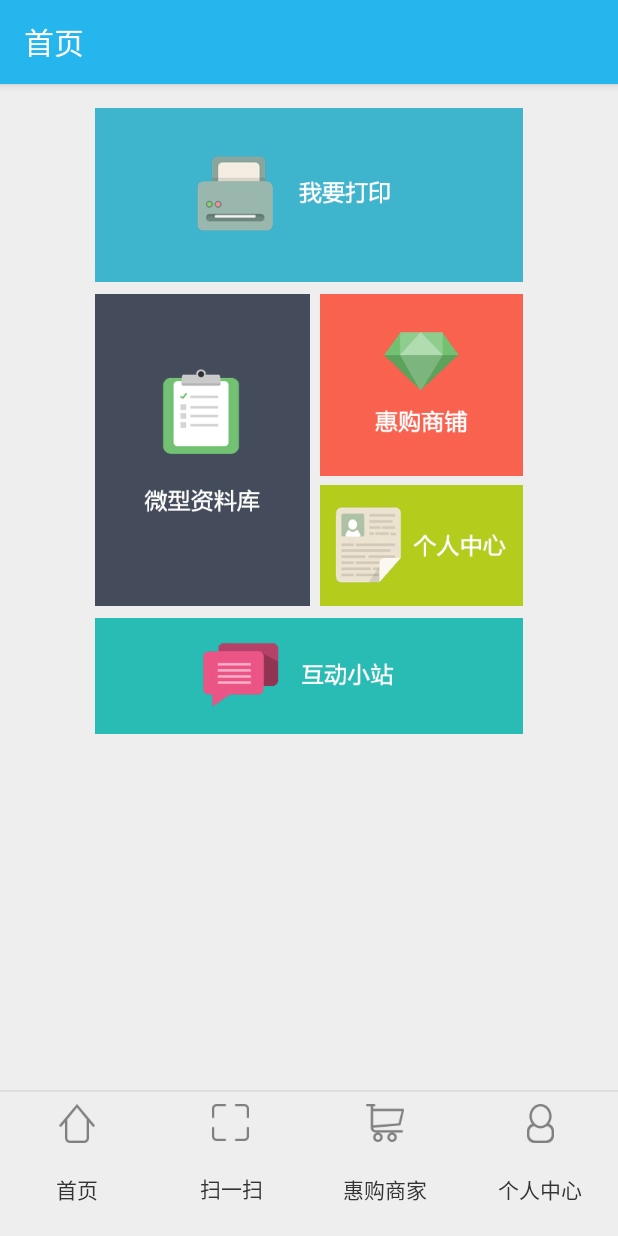
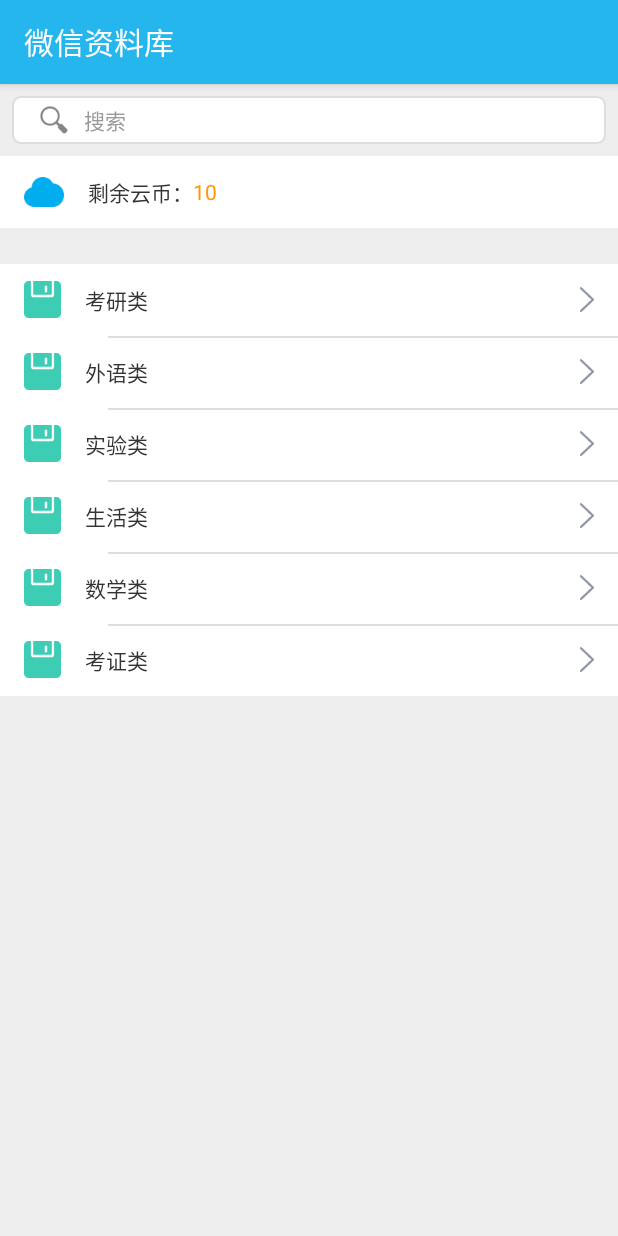
Before and after one commit to guobin1112/Yun_Android, an Android app: the screen it shows after launch (MainActivity before the commit, MicroLibraryActivity after it), after a tap on an icon or button, on a phone screen of 412 x 824 dp. Run offline under Robolectric (Android 15) with nearby library versions, the phone set to English and light mode, and no system bars.

Commit message:
micro library activity layout finish

```diff
--- a/app/src/main/AndroidManifest.xml
+++ b/app/src/main/AndroidManifest.xml
@@ -42,7 +42,7 @@
             android:name=".Activity.FileUploadActivity"
             android:label="上传文件" />
         <activity
-            android:name=".Activity.MircroLibraryActivity"
+            android:name=".Activity.MicroLibraryActivity"
             android:label="微信资料库" />
         <activity
             android:name=".Activity.RecommendActivity"
--- /dev/null
+++ b/app/src/main/java/com/yuncool/yun_android/Activity/MicroLibraryActivity.java
@@ -0,0 +1,68 @@
+package com.yuncool.yun_android.Activity;
+
+import android.os.Bundle;
+import android.support.v7.app.AppCompatActivity;
+import android.support.v7.widget.LinearLayoutManager;
+import android.support.v7.widget.RecyclerView;
+import android.widget.EditText;
+import android.widget.TextView;
+
+import com.yuncool.yun_android.R;
+import com.yuncool.yun_android.adapter.MicroLibAdapter;
+import com.yuncool.yun_android.view.MarginRightDividerDecoration;
+
+import java.util.ArrayList;
+import java.util.List;
+
+public class MicroLibraryActivity extends AppCompatActivity {
+
+    private EditText et_search;
+    private TextView tv_yun_money_number;
+    private RecyclerView rv_micro_lib;
+
+    MicroLibAdapter adapter;
+    List<String> list = new ArrayList<>();
+
+    LinearLayoutManager layoutManager;
+
+    @Override
+    protected void onCreate(Bundle savedInstanceState) {
+        super.onCreate(savedInstanceState);
+        setContentView(R.layout.activity_mircro_library);
+
+        initData();
+        initView();
+        initEvent();
+
+    }
+
+
+    private void initData() {
+
+        list.add("考研类");
+        list.add("外语类");
+        list.add("实验类");
+        list.add("生活类");
+        list.add("数学类");
+        list.add("考证类");
+    }
+
+    private void initView() {
+
+        et_search = (EditText) findViewById(R.id.et_search);
+        tv_yun_money_number = (TextView) findViewById(R.id.tv_yun_money_number);
+        rv_micro_lib = (RecyclerView) findViewById(R.id.rv_micro_lib);
+
+        adapter = new MicroLibAdapter(list);
+
+        layoutManager = new LinearLayoutManager(this);
+        rv_micro_lib.setLayoutManager(layoutManager);
+        rv_micro_lib.setAdapter(adapter);
+        rv_micro_lib.addItemDecoration(new MarginRightDividerDecoration(108));
+
+    }
+
+    private void initEvent() {
+
+    }
+}
--- a/app/src/main/java/com/yuncool/yun_android/Activity/MircroLibraryActivity.java
+++ /dev/null
@@ -1,15 +0,0 @@
-package com.yuncool.yun_android.Activity;
-
-import android.os.Bundle;
-import android.support.v7.app.AppCompatActivity;
-
-import com.yuncool.yun_android.R;
-
-public class MircroLibraryActivity extends AppCompatActivity {
-
-    @Override
-    protected void onCreate(Bundle savedInstanceState) {
-        super.onCreate(savedInstanceState);
-        setContentView(R.layout.activity_mircro_library);
-    }
-}
--- a/app/src/main/java/com/yuncool/yun_android/Fragment/MainFragment.java
+++ b/app/src/main/java/com/yuncool/yun_android/Fragment/MainFragment.java
@@ -10,6 +10,7 @@ import android.view.ViewGroup;
 import android.widget.ImageButton;
 import android.widget.Toast;
 
+import com.yuncool.yun_android.Activity.MicroLibraryActivity;
 import com.yuncool.yun_android.Activity.PrintActivity;
 import com.yuncool.yun_android.R;
 
@@ -67,17 +68,21 @@ public class MainFragment extends BaseFragment implements View.OnClickListener {
 
     @Override
     public void onClick(View view) {
+
+        Intent intent;
+
         switch (view.getId()) {
 
             case R.id.ib_print:
 
-                Intent intent = new Intent(getActivity(), PrintActivity.class);
+                intent = new Intent(getActivity(), PrintActivity.class);
                 startActivity(intent);
 
                 break;
             case R.id.ib_micro_lib:
 
-                Toast.makeText(getActivity(), "正在开发中", Toast.LENGTH_SHORT).show();
+                intent = new Intent(getActivity(), MicroLibraryActivity.class);
+                startActivity(intent);
 
                 break;
             case R.id.ib_shop:
--- /dev/null
+++ b/app/src/main/java/com/yuncool/yun_android/MyApplication.java
@@ -0,0 +1,14 @@
+package com.yuncool.yun_android;
+
+import android.app.Application;
+
+/**
+ * Created by Black on 2016/2/13.
+ */
+public class MyApplication extends Application {
+
+    @Override
+    public void onCreate() {
+        super.onCreate();
+    }
+}
--- /dev/null
+++ b/app/src/main/java/com/yuncool/yun_android/adapter/MicroLibAdapter.java
@@ -0,0 +1,58 @@
+package com.yuncool.yun_android.adapter;
+
+import android.support.v7.widget.RecyclerView;
+import android.view.LayoutInflater;
+import android.view.View;
+import android.view.ViewGroup;
+import android.widget.TextView;
+
+import com.yuncool.yun_android.R;
+
+import java.util.ArrayList;
+import java.util.List;
+
+/**
+ * Created by Black on 2016/2/14.
+ */
+public class MicroLibAdapter extends RecyclerView.Adapter<MicroLibAdapter.ViewHolder> {
+
+    private List<String> modelList = new ArrayList<>();
+
+    public MicroLibAdapter(List<String> modelList) {
+        this.modelList = modelList;
+    }
+
+    @Override
+    public ViewHolder onCreateViewHolder(ViewGroup parent, int viewType) {
+
+        View view = LayoutInflater.from(parent.getContext()).inflate(R.layout.item_micro_lib, parent, false);
+        ViewHolder holder = new ViewHolder(view);
+        holder.tv_micro_lib_name = (TextView) view.findViewById(R.id.tv_micro_lib_name);
+
+        return holder;
+    }
+
+    @Override
+    public void onBindViewHolder(ViewHolder holder, int position) {
+
+        String name = modelList.get(position);
+        if (name != null) {
+            holder.tv_micro_lib_name.setText(name);
+        }
+
+    }
+
+    @Override
+    public int getItemCount() {
+        return modelList.size();
+    }
+
+    public static class ViewHolder extends RecyclerView.ViewHolder {
+
+        public TextView tv_micro_lib_name;
+
+        public ViewHolder(View tv_micro_lib_name) {
+            super(tv_micro_lib_name);
+        }
+    }
+}
--- /dev/null
+++ b/app/src/main/java/com/yuncool/yun_android/view/MarginRightDividerDecoration.java
@@ -0,0 +1,42 @@
+package com.yuncool.yun_android.view;
+
+import android.graphics.Canvas;
+import android.graphics.drawable.ColorDrawable;
+import android.graphics.drawable.Drawable;
+import android.support.v7.widget.RecyclerView;
+import android.view.View;
+
+import com.yuncool.yun_android.R;
+
+/**
+ * Created by Black on 2016/2/14.
+ */
+public class MarginRightDividerDecoration extends RecyclerView.ItemDecoration {
+
+    private int marginLeftInPixel;
+
+    public MarginRightDividerDecoration(int marginLeftInPixel) {
+        this.marginLeftInPixel = marginLeftInPixel;
+    }
+
+    @Override
+    public void onDrawOver(Canvas c, RecyclerView parent) {
+
+        Drawable dividerDrawable = new ColorDrawable(
+                parent.getContext().getResources().getColor(R.color.colorLineDivider));
+
+        for (int i = 0; i < parent.getChildCount() - 1; i++) {
+
+            View child = parent.getChildAt(i);
+            RecyclerView.LayoutParams childParams = (RecyclerView.LayoutParams) child.getLayoutParams();
+
+            dividerDrawable.setBounds(parent.getLeft() + marginLeftInPixel,
+                    child.getBottom() + childParams.bottomMargin,
+                    parent.getRight(),
+                    child.getBottom() + childParams.bottomMargin + parent.getContext().getResources().getDimensionPixelSize(R.dimen.view_min_dimen));
+
+            dividerDrawable.draw(c);
+        }
+
+    }
+}
--- a/app/src/main/res/layout/activity_mircro_library.xml
+++ b/app/src/main/res/layout/activity_mircro_library.xml
@@ -1,12 +1,63 @@
 <?xml version="1.0" encoding="utf-8"?>
-<RelativeLayout xmlns:android="http://schemas.android.com/apk/res/android"
+<LinearLayout xmlns:android="http://schemas.android.com/apk/res/android"
     xmlns:tools="http://schemas.android.com/tools"
     android:layout_width="match_parent"
     android:layout_height="match_parent"
-    android:paddingBottom="@dimen/activity_vertical_margin"
-    android:paddingLeft="@dimen/activity_horizontal_margin"
-    android:paddingRight="@dimen/activity_horizontal_margin"
-    android:paddingTop="@dimen/activity_vertical_margin"
-    tools:context="com.yuncool.yun_android.Activity.MircroLibraryActivity">
+    android:orientation="vertical"
+    tools:context=".Activity.MicroLibraryActivity">
 
-</RelativeLayout>
+    <LinearLayout
+        android:layout_width="match_parent"
+        android:layout_height="@dimen/view_normal_height"
+        android:orientation="vertical"
+        android:padding="@dimen/view_small_space">
+
+        <EditText
+            android:id="@+id/et_search"
+            style="@style/DefaultTextStyle"
+            android:layout_width="match_parent"
+            android:layout_height="match_parent"
+            android:background="@drawable/shape_search_input_background"
+            android:drawableLeft="@drawable/search"
+            android:drawablePadding="@dimen/view_small_space"
+            android:gravity="center_vertical|left"
+            android:hint="@string/micro_lib_search"
+            android:imeOptions="actionSearch"
+            android:paddingLeft="@dimen/view_normal_space"
+            android:singleLine="true"
+            android:text="" />
+
+    </LinearLayout>
+
+    <LinearLayout
+        android:layout_width="match_parent"
+        android:layout_height="@dimen/view_normal_height"
+        android:background="@android:color/white"
+        android:orientation="horizontal">
+
+        <TextView
+            style="@style/InputWithLeftIconRightArrowStyle"
+            android:layout_width="wrap_content"
+            android:drawableLeft="@drawable/lib_money"
+            android:drawableRight="@null"
+            android:paddingRight="0dp"
+            android:text="@string/micro_lib_yun_money" />
+
+        <TextView
+            android:id="@+id/tv_yun_money_number"
+            android:layout_width="wrap_content"
+            android:layout_height="match_parent"
+            android:gravity="center_vertical"
+            android:text="10"
+            android:textColor="@color/orange"
+            android:textSize="@dimen/font_normal" />
+
+    </LinearLayout>
+
+    <android.support.v7.widget.RecyclerView
+        android:id="@+id/rv_micro_lib"
+        android:layout_width="match_parent"
+        android:layout_height="wrap_content"
+        android:layout_marginTop="@dimen/view_large_space" />
+
+</LinearLayout>
--- /dev/null
+++ b/app/src/main/res/layout/item_micro_lib.xml
@@ -0,0 +1,6 @@
+<?xml version="1.0" encoding="utf-8"?>
+<TextView xmlns:android="http://schemas.android.com/apk/res/android"
+    style="@style/InputWithLeftIconRightArrowStyle"
+    android:id="@+id/tv_micro_lib_name"
+    android:layout_height="@dimen/view_normal_height"
+    android:drawableLeft="@drawable/lib" />
--- a/app/src/main/res/values/strings.xml
+++ b/app/src/main/res/values/strings.xml
@@ -16,4 +16,7 @@
     <string name="user_center_discount">消费券余额：</string>
     <string name="user_center_get_yun_money">赚取云币</string>
     <string name="user_center_recharge_online">在线充值 </string>
+
+    <string name="micro_lib_search">搜索</string>
+    <string name="micro_lib_yun_money">剩余云币：</string>
 </resources>
```
Also changed, not shown: app/src/main/java/com/yuncool/yun_android/view/GridSpaceItemDecoration.java (+0 -14 lines), app/src/main/res/drawable-xhdpi/lib.png (added), app/src/main/res/drawable-xhdpi/lib_money.png (added).
